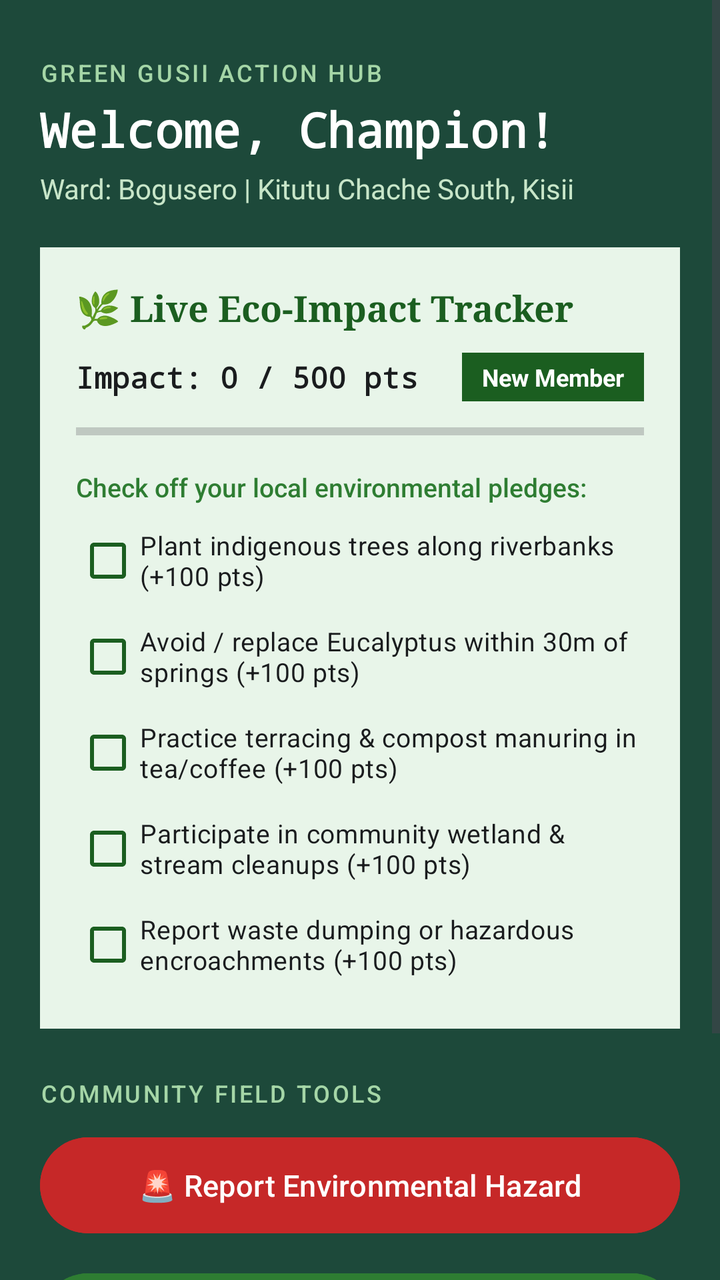
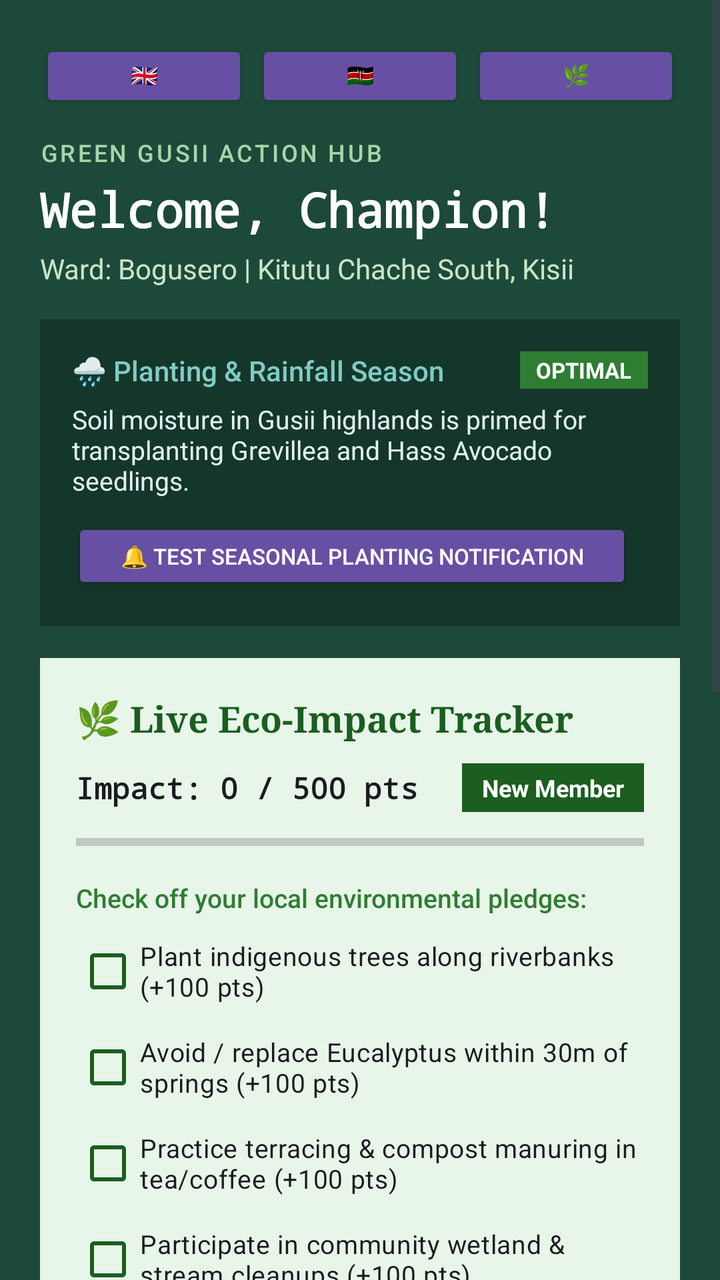

The first picture is an Android layout as it rendered before a commit; the second is the same layout after the commit. The layout source and the unified diff follow.
<!-- AndroidManifest.xml: application theme Theme.MyApplication -->
<!-- res/layout/activity_green_gusii.xml -->
<?xml version="1.0" encoding="utf-8"?>
<ScrollView xmlns:android="http://schemas.android.com/apk/res/android"
    xmlns:app="http://schemas.android.com/apk/res-auto"
    xmlns:tools="http://schemas.android.com/tools"
    android:id="@+id/hubScrollView"
    android:layout_width="match_parent"
    android:layout_height="match_parent"
    android:background="#1D493A"
    android:fillViewport="true"
    tools:context=".GreenGusiiActivity">

    <LinearLayout
        android:id="@+id/hubRoot"
        android:layout_width="match_parent"
        android:layout_height="wrap_content"
        android:orientation="vertical"
        android:padding="20dp">

        
        <TextView
            android:id="@+id/hubHeaderTitle"
            android:layout_width="wrap_content"
            android:layout_height="wrap_content"
            android:layout_marginTop="8dp"
            android:fontFamily="sans-serif-medium"
            android:text="GREEN GUSII ACTION HUB"
            android:textColor="#A5D6A7"
            android:textSize="12sp"
            android:letterSpacing="0.1" />

        <TextView
            android:id="@+id/hubWelcomeText"
            android:layout_width="match_parent"
            android:layout_height="wrap_content"
            android:layout_marginTop="4dp"
            android:fontFamily="monospace"
            android:text="Welcome, Champion!"
            android:textColor="#FFFFFF"
            android:textSize="24sp"
            android:textStyle="bold" />

        <TextView
            android:id="@+id/hubLocationText"
            android:layout_width="match_parent"
            android:layout_height="wrap_content"
            android:layout_marginTop="4dp"
            android:fontFamily="sans-serif"
            android:text="Ward: Bogusero | Kitutu Chache South, Kisii"
            android:textColor="#C8E6C9"
            android:textSize="14sp" />

        
        <LinearLayout
            android:layout_width="match_parent"
            android:layout_height="wrap_content"
            android:layout_marginTop="20dp"
            android:background="#E8F5E9"
            android:orientation="vertical"
            android:padding="18dp">

            <TextView
                android:layout_width="wrap_content"
                android:layout_height="wrap_content"
                android:fontFamily="serif"
                android:text="🌿 Live Eco-Impact Tracker"
                android:textColor="#1B5E20"
                android:textSize="18sp"
                android:textStyle="bold" />

            <LinearLayout
                android:layout_width="match_parent"
                android:layout_height="wrap_content"
                android:layout_marginTop="10dp"
                android:gravity="center_vertical"
                android:orientation="horizontal">

                <TextView
                    android:id="@+id/pointsLabel"
                    android:layout_width="0dp"
                    android:layout_height="wrap_content"
                    android:layout_weight="1"
                    android:fontFamily="monospace"
                    android:text="Impact: 0 / 500 pts"
                    android:textColor="#1A1C1E"
                    android:textSize="15sp"
                    android:textStyle="bold" />

                <TextView
                    android:id="@+id/rankBadge"
                    android:layout_width="wrap_content"
                    android:layout_height="wrap_content"
                    android:background="#1B5E20"
                    android:paddingHorizontal="10dp"
                    android:paddingVertical="4dp"
                    android:text="New Member"
                    android:textColor="#FFFFFF"
                    android:textSize="12sp"
                    android:textStyle="bold" />
            </LinearLayout>

            <ProgressBar
                android:id="@+id/ecoProgressBar"
                style="?android:attr/progressBarStyleHorizontal"
                android:layout_width="match_parent"
                android:layout_height="10dp"
                android:layout_marginTop="10dp"
                android:max="500"
                android:progress="0"
                android:progressTint="#1B5E20" />

            <TextView
                android:layout_width="wrap_content"
                android:layout_height="wrap_content"
                android:layout_marginTop="14dp"
                android:fontFamily="sans-serif-medium"
                android:text="Check off your local environmental pledges:"
                android:textColor="#2E7D32"
                android:textSize="13sp" />

            <CheckBox
                android:id="@+id/pledge1"
                android:layout_width="match_parent"
                android:layout_height="wrap_content"
                android:layout_marginTop="4dp"
                android:buttonTint="#1B5E20"
                android:text="Plant indigenous trees along riverbanks (+100 pts)"
                android:textColor="#1A1C1E"
                android:textSize="13sp" />

            <CheckBox
                android:id="@+id/pledge2"
                android:layout_width="match_parent"
                android:layout_height="wrap_content"
                android:buttonTint="#1B5E20"
                android:text="Avoid / replace Eucalyptus within 30m of springs (+100 pts)"
                android:textColor="#1A1C1E"
                android:textSize="13sp" />

            <CheckBox
                android:id="@+id/pledge3"
                android:layout_width="match_parent"
                android:layout_height="wrap_content"
                android:buttonTint="#1B5E20"
                android:text="Practice terracing &amp; compost manuring in tea/coffee (+100 pts)"
                android:textColor="#1A1C1E"
                android:textSize="13sp" />

            <CheckBox
                android:id="@+id/pledge4"
                android:layout_width="match_parent"
                android:layout_height="wrap_content"
                android:buttonTint="#1B5E20"
                android:text="Participate in community wetland &amp; stream cleanups (+100 pts)"
                android:textColor="#1A1C1E"
                android:textSize="13sp" />

            <CheckBox
                android:id="@+id/pledge5"
                android:layout_width="match_parent"
                android:layout_height="wrap_content"
                android:buttonTint="#1B5E20"
                android:text="Report waste dumping or hazardous encroachments (+100 pts)"
                android:textColor="#1A1C1E"
                android:textSize="13sp" />

        </LinearLayout>

        
        <TextView
            android:layout_width="wrap_content"
            android:layout_height="wrap_content"
            android:layout_marginTop="24dp"
            android:fontFamily="sans-serif-medium"
            android:text="COMMUNITY FIELD TOOLS"
            android:textColor="#A5D6A7"
            android:textSize="12sp"
            android:letterSpacing="0.1" />

        
        <Button
            android:id="@+id/openReportToolButton"
            android:layout_width="match_parent"
            android:layout_height="56dp"
            android:layout_marginTop="10dp"
            android:backgroundTint="#C62828"
            android:fontFamily="sans-serif-medium"
            android:text="🚨 Report Environmental Hazard"
            android:textAllCaps="false"
            android:textColor="#FFFFFF"
            android:textSize="15sp" />

        
        <Button
            android:id="@+id/openTreePlannerButton"
            android:layout_width="match_parent"
            android:layout_height="56dp"
            android:layout_marginTop="12dp"
            android:backgroundTint="#2E7D32"
            android:fontFamily="sans-serif-medium"
            android:text="🌲 Highland Agroforestry Tree Planner"
            android:textAllCaps="false"
            android:textColor="#FFFFFF"
            android:textSize="15sp" />

        
        <Button
            android:id="@+id/editProfileButton"
            android:layout_width="match_parent"
            android:layout_height="48dp"
            android:layout_marginTop="12dp"
            android:layout_marginBottom="24dp"
            android:backgroundTint="#264D3F"
            android:fontFamily="sans-serif"
            android:text="← Update Registration Profile"
            android:textAllCaps="false"
            android:textColor="#A5D6A7"
            android:textSize="14sp" />

    </LinearLayout>

</ScrollView>
<!-- resources referenced by this layout -->
<resources>
  <style name="Theme.MyApplication" parent="Base.Theme.MyApplication" />
  <style name="Base.Theme.MyApplication" parent="Theme.Material3.DayNight.NoActionBar">
          
          
      </style>
</resources>

<!-- the commit's change to res/layout/activity_green_gusii.xml (unified diff, before → after) -->
@@ -17,16 +17,59 @@
         android:padding="20dp">
 
         
+        <LinearLayout
+            android:layout_width="match_parent"
+            android:layout_height="wrap_content"
+            android:gravity="center"
+            android:orientation="horizontal">
+
+            <Button
+                android:id="@+id/langEnButton"
+                style="?android:attr/buttonStyleSmall"
+                android:layout_width="0dp"
+                android:layout_height="36dp"
+                android:layout_marginEnd="4dp"
+                android:layout_weight="1"
+                android:backgroundTint="#264D3F"
+                android:text="🇬🇧 English"
+                android:textColor="#FFFFFF"
+                android:textSize="11sp" />
+
+            <Button
+                android:id="@+id/langSwButton"
+                style="?android:attr/buttonStyleSmall"
+                android:layout_width="0dp"
+                android:layout_height="36dp"
+                android:layout_marginEnd="4dp"
+                android:layout_weight="1"
+                android:backgroundTint="#264D3F"
+                android:text="🇰🇪 Swahili"
+                android:textColor="#FFFFFF"
+                android:textSize="11sp" />
+
+            <Button
+                android:id="@+id/langGusiiButton"
+                style="?android:attr/buttonStyleSmall"
+                android:layout_width="0dp"
+                android:layout_height="36dp"
+                android:layout_weight="1"
+                android:backgroundTint="#264D3F"
+                android:text="🌿 Ekegusii"
+                android:textColor="#FFFFFF"
+                android:textSize="11sp" />
+        </LinearLayout>
+
+        
         <TextView
             android:id="@+id/hubHeaderTitle"
             android:layout_width="wrap_content"
             android:layout_height="wrap_content"
-            android:layout_marginTop="8dp"
-            android:fontFamily="sans-serif-medium"
+            android:layout_marginTop="12dp"
+            android:fontFamily="sans-serif-medium"
+            android:letterSpacing="0.1"
             android:text="GREEN GUSII ACTION HUB"
             android:textColor="#A5D6A7"
-            android:textSize="12sp"
-            android:letterSpacing="0.1" />
+            android:textSize="12sp" />
 
         <TextView
             android:id="@+id/hubWelcomeText"
@@ -51,14 +94,77 @@
 
         
         <LinearLayout
-            android:layout_width="match_parent"
-            android:layout_height="wrap_content"
-            android:layout_marginTop="20dp"
+            android:id="@+id/seasonalAlertCard"
+            android:layout_width="match_parent"
+            android:layout_height="wrap_content"
+            android:layout_marginTop="16dp"
+            android:background="#15362A"
+            android:orientation="vertical"
+            android:padding="16dp">
+
+            <LinearLayout
+                android:layout_width="match_parent"
+                android:layout_height="wrap_content"
+                android:gravity="center_vertical"
+                android:orientation="horizontal">
+
+                <TextView
+                    android:id="@+id/seasonalAlertTitle"
+                    android:layout_width="0dp"
+                    android:layout_height="wrap_content"
+                    android:layout_weight="1"
+                    android:fontFamily="sans-serif-medium"
+                    android:text="🌧️ Planting &amp; Rainfall Season"
+                    android:textColor="#80CBC4"
+                    android:textSize="14sp" />
+
+                <TextView
+                    android:id="@+id/seasonBadge"
+                    android:layout_width="wrap_content"
+                    android:layout_height="wrap_content"
+                    android:background="#2E7D32"
+                    android:paddingHorizontal="8dp"
+                    android:paddingVertical="2dp"
+                    android:text="OPTIMAL"
+                    android:textColor="#FFFFFF"
+                    android:textSize="11sp"
+                    android:textStyle="bold" />
+            </LinearLayout>
+
+            <TextView
+                android:id="@+id/seasonalAlertBody"
+                android:layout_width="match_parent"
+                android:layout_height="wrap_content"
+                android:layout_marginTop="6dp"
+                android:fontFamily="sans-serif"
+                android:text="Soil moisture in Gusii highlands is primed for transplanting Grevillea and Hass Avocado seedlings."
+                android:textColor="#E0F2F1"
+                android:textSize="13sp" />
+
+            <Button
+                android:id="@+id/triggerNotificationButton"
+                style="?android:attr/buttonStyleSmall"
+                android:layout_width="wrap_content"
+                android:layout_height="38dp"
+                android:layout_marginTop="10dp"
+                android:backgroundTint="#00796B"
+                android:text="🔔 Test Seasonal Planting Notification"
+                android:textColor="#FFFFFF"
+                android:textSize="11sp" />
+
+        </LinearLayout>
+
+        
+        <LinearLayout
+            android:layout_width="match_parent"
+            android:layout_height="wrap_content"
+            android:layout_marginTop="16dp"
             android:background="#E8F5E9"
             android:orientation="vertical"
             android:padding="18dp">
 
             <TextView
+                android:id="@+id/ecoTrackerTitle"
                 android:layout_width="wrap_content"
                 android:layout_height="wrap_content"
                 android:fontFamily="serif"
@@ -109,6 +215,7 @@
                 android:progressTint="#1B5E20" />
 
             <TextView
+                android:id="@+id/pledgesPrompt"
                 android:layout_width="wrap_content"
                 android:layout_height="wrap_content"
                 android:layout_marginTop="14dp"
@@ -163,28 +270,42 @@
                 android:textColor="#1A1C1E"
                 android:textSize="13sp" />
 
+            
+            <Button
+                android:id="@+id/shareCertificateButton"
+                android:layout_width="match_parent"
+                android:layout_height="48dp"
+                android:layout_marginTop="14dp"
+                android:backgroundTint="#D4AF37"
+                android:fontFamily="sans-serif-medium"
+                android:text="🏆 View &amp; Share Green Champion Certificate"
+                android:textAllCaps="false"
+                android:textColor="#1A1C1E"
+                android:textSize="13sp" />
+
         </LinearLayout>
 
         
         <TextView
+            android:id="@+id/fieldToolsLabel"
             android:layout_width="wrap_content"
             android:layout_height="wrap_content"
             android:layout_marginTop="24dp"
             android:fontFamily="sans-serif-medium"
+            android:letterSpacing="0.1"
             android:text="COMMUNITY FIELD TOOLS"
             android:textColor="#A5D6A7"
-            android:textSize="12sp"
-            android:letterSpacing="0.1" />
+            android:textSize="12sp" />
 
         
         <Button
             android:id="@+id/openReportToolButton"
             android:layout_width="match_parent"
-            android:layout_height="56dp"
+            android:layout_height="54dp"
             android:layout_marginTop="10dp"
             android:backgroundTint="#C62828"
             android:fontFamily="sans-serif-medium"
-            android:text="🚨 Report Environmental Hazard"
+            android:text="🚨 Report Hazard (Camera &amp; GPS)"
             android:textAllCaps="false"
             android:textColor="#FFFFFF"
             android:textSize="15sp" />
@@ -193,8 +314,8 @@
         <Button
             android:id="@+id/openTreePlannerButton"
             android:layout_width="match_parent"
-            android:layout_height="56dp"
-            android:layout_marginTop="12dp"
+            android:layout_height="54dp"
+            android:layout_marginTop="10dp"
             android:backgroundTint="#2E7D32"
             android:fontFamily="sans-serif-medium"
             android:text="🌲 Highland Agroforestry Tree Planner"
@@ -204,10 +325,36 @@
 
         
         <Button
+            android:id="@+id/openNurseryDirectoryButton"
+            android:layout_width="match_parent"
+            android:layout_height="54dp"
+            android:layout_marginTop="10dp"
+            android:backgroundTint="#00897B"
+            android:fontFamily="sans-serif-medium"
+            android:text="🌱 Kisii &amp; Nyamira Seedling Nurseries"
+            android:textAllCaps="false"
+            android:textColor="#FFFFFF"
+            android:textSize="15sp" />
+
+        
+        <Button
+            android:id="@+id/openLeaderboardButton"
+            android:layout_width="match_parent"
+            android:layout_height="54dp"
+            android:layout_marginTop="10dp"
+            android:backgroundTint="#1565C0"
+            android:fontFamily="sans-serif-medium"
+            android:text="🏆 Ward vs Ward Green Leaderboard"
+            android:textAllCaps="false"
+            android:textColor="#FFFFFF"
+            android:textSize="15sp" />
+
+        
+        <Button
             android:id="@+id/editProfileButton"
             android:layout_width="match_parent"
             android:layout_height="48dp"
-            android:layout_marginTop="12dp"
+            android:layout_marginTop="14dp"
             android:layout_marginBottom="24dp"
             android:backgroundTint="#264D3F"
             android:fontFamily="sans-serif"
